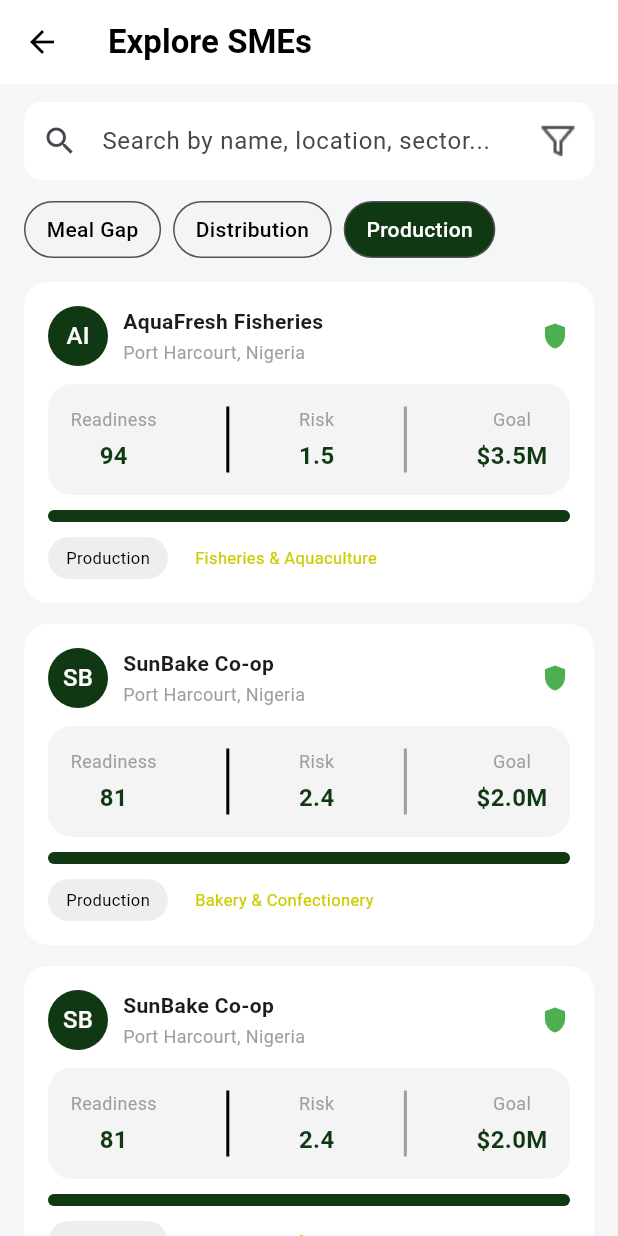
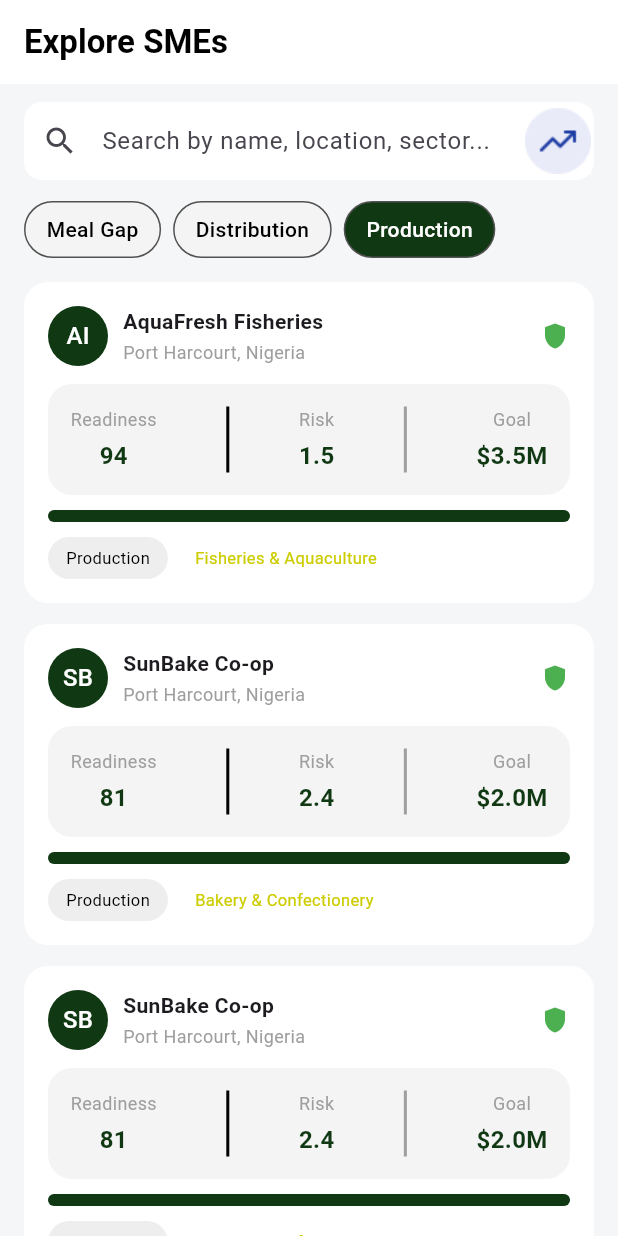
Before and after one commit to fedavest/Fedavest-Platform, a Flutter app: the ExploreSmesScreen screen opened directly, on a phone screen of 412 x 824 dp. Run offline on Flutter 3.47's test engine with Material 3 defaults, Android fonts, the phone set to English and light mode, and no system bars; our stand-ins replace bloc, envied, equatable, flutter_bloc, google_fonts, shared_preferences; accounts and stored records are empty; generated files the repository leaves out were written again.

Commit message:
removed backbutton on explore page

```diff
--- a/mobile/feda_vest_group_project/lib/pages/bottomnav_pages/explore.dart
+++ b/mobile/feda_vest_group_project/lib/pages/bottomnav_pages/explore.dart
@@ -14,7 +14,7 @@ class ExploreSmesScreen extends StatelessWidget {
       appBar: AppBar(
         elevation: 0,
         backgroundColor: Colors.white,
-        leading: const BackButton(color: Colors.black),
+       // leading: const BackButton(color: Colors.black),
         title: const Text(
           "Explore SMEs",
           style: TextStyle(
@@ -29,7 +29,7 @@ class ExploreSmesScreen extends StatelessWidget {
           children: const [
             SizedBox(height: 12),
             ReusableSearchField(
-              image: Image(image: AssetImage(AuthImages.searchSuffixIcon)),
+              image: Image(image: AssetImage(AuthImages.arrow)),
             ),
             SizedBox(height: 14),
 
```
